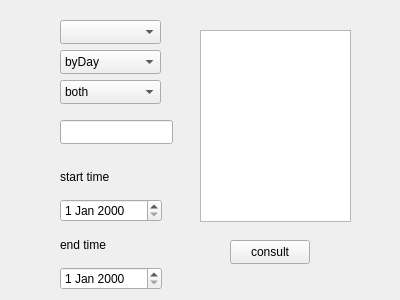
Qt form datavisualization/querywidget.ui (Harry-Chen/OOP-Cash) before a commit.
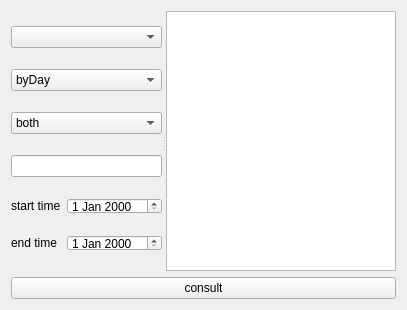
The same form after that commit.

The edit to the form file:
```diff
--- a/datavisualization/querywidget.ui
+++ b/datavisualization/querywidget.ui
@@ -6,22 +6,25 @@
    <rect>
     <x>0</x>
     <y>0</y>
-    <width>400</width>
-    <height>300</height>
+    <width>407</width>
+    <height>310</height>
    </rect>
   </property>
   <property name="windowTitle">
    <string>Form</string>
   </property>
+  <layout class="QGridLayout" name="gridLayout">
+   <item row="0" column="0">
+    <layout class="QVBoxLayout" name="verticalLayout_2">
+     <item>
+      <widget class="QSplitter" name="splitter">
+       <property name="orientation">
+        <enum>Qt::Horizontal</enum>
+       </property>
+       <widget class="QWidget" name="">
+        <layout class="QVBoxLayout" name="verticalLayout">
+         <item>
   <widget class="QComboBox" name="selectField">
-   <property name="geometry">
-    <rect>
-     <x>60</x>
-     <y>20</y>
-     <width>101</width>
-     <height>24</height>
-    </rect>
-   </property>
    <item>
     <property name="text">
      <string/>
@@ -53,31 +56,61 @@
     </property>
    </item>
   </widget>
-  <widget class="QPushButton" name="Do">
-   <property name="geometry">
-    <rect>
-     <x>230</x>
-     <y>240</y>
-     <width>80</width>
-     <height>24</height>
-    </rect>
-   </property>
+         </item>
+         <item>
+          <widget class="QComboBox" name="timeType">
+           <item>
+            <property name="text">
+             <string>byDay</string>
+            </property>
+           </item>
+           <item>
    <property name="text">
-    <string>consult</string>
-   </property>
-  </widget>
-  <widget class="QWidget" name="layoutWidget">
-   <property name="geometry">
-    <rect>
-     <x>60</x>
-     <y>160</y>
-     <width>102</width>
-     <height>130</height>
-    </rect>
-   </property>
-   <layout class="QVBoxLayout" name="Date">
+             <string>byMonth</string>
+            </property>
+           </item>
+           <item>
+            <property name="text">
+             <string>byYear</string>
+            </property>
+           </item>
+          </widget>
+         </item>
+         <item>
+          <widget class="QComboBox" name="finished">
+           <item>
+            <property name="text">
+             <string>both</string>
+            </property>
+           </item>
+           <item>
+            <property name="text">
+             <string>finished</string>
+            </property>
+           </item>
+           <item>
+            <property name="text">
+             <string>unfinished</string>
+            </property>
+           </item>
+          </widget>
+         </item>
+         <item>
+          <widget class="QLineEdit" name="keyWord"/>
+         </item>
+         <item>
+          <layout class="QHBoxLayout" name="horizontalLayout">
+           <property name="sizeConstraint">
+            <enum>QLayout::SetMinimumSize</enum>
+           </property>
     <item>
      <widget class="QLabel" name="label">
+             <property name="maximumSize">
+              <size>
+               <width>16777215</width>
+               <height>16</height>
+              </size>
+             </property>
       <property name="text">
        <string>start time</string>
       </property>
@@ -87,10 +120,27 @@
      </widget>
     </item>
     <item>
-     <widget class="QDateEdit" name="timeFrom"/>
-    </item>
+            <widget class="QDateEdit" name="timeFrom">
+             <property name="maximumSize">
+              <size>
+               <width>16777215</width>
+               <height>16</height>
+              </size>
+             </property>
+            </widget>
+           </item>
+          </layout>
+         </item>
+         <item>
+          <layout class="QHBoxLayout" name="horizontalLayout_2">
     <item>
      <widget class="QLabel" name="label_2">
+             <property name="maximumSize">
+              <size>
+               <width>16777215</width>
+               <height>16</height>
+              </size>
+             </property>
       <property name="text">
        <string>end time</string>
       </property>
@@ -100,80 +150,32 @@
      </widget>
     </item>
     <item>
-     <widget class="QDateEdit" name="timeTo"/>
-    </item>
-   </layout>
-  </widget>
-  <widget class="QLineEdit" name="keyWord">
-   <property name="geometry">
-    <rect>
-     <x>60</x>
-     <y>120</y>
-     <width>113</width>
-     <height>24</height>
-    </rect>
-   </property>
-  </widget>
-  <widget class="QComboBox" name="finished">
-   <property name="geometry">
-    <rect>
-     <x>60</x>
-     <y>80</y>
-     <width>101</width>
-     <height>24</height>
-    </rect>
-   </property>
-   <item>
-    <property name="text">
-     <string>both</string>
-    </property>
-   </item>
-   <item>
-    <property name="text">
-     <string>finished</string>
-    </property>
-   </item>
-   <item>
-    <property name="text">
-     <string>unfinished</string>
-    </property>
-   </item>
-  </widget>
-  <widget class="QListWidget" name="listWidget">
-   <property name="geometry">
-    <rect>
-     <x>200</x>
-     <y>30</y>
-     <width>151</width>
-     <height>192</height>
-    </rect>
-   </property>
-  </widget>
-  <widget class="QComboBox" name="timeType">
-   <property name="geometry">
-    <rect>
-     <x>60</x>
-     <y>50</y>
-     <width>101</width>
-     <height>24</height>
-    </rect>
-   </property>
-   <item>
-    <property name="text">
-     <string>byDay</string>
-    </property>
+            <widget class="QDateEdit" name="timeTo">
+             <property name="maximumSize">
+              <size>
+               <width>16777215</width>
+               <height>16</height>
+              </size>
+             </property>
+            </widget>
+           </item>
+          </layout>
+         </item>
+        </layout>
+       </widget>
+       <widget class="QListWidget" name="listWidget"/>
+      </widget>
    </item>
    <item>
+      <widget class="QPushButton" name="Do">
     <property name="text">
-     <string>byMonth</string>
-    </property>
-   </item>
-   <item>
-    <property name="text">
-     <string>byYear</string>
-    </property>
+        <string>consult</string>
+       </property>
+      </widget>
+     </item>
+    </layout>
    </item>
-  </widget>
+  </layout>
  </widget>
  <resources/>
  <connections/>
```
Lines whose indentation alone changed are shown as unchanged.
